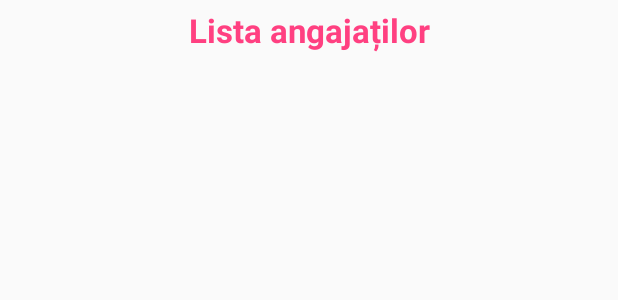
After one commit to androidacvtivity/Level_stat, an Android app: the layout activity_cl_med.xml on its own in the app's theme, with its tools: preview values and no code run, on a phone screen of 412 x 824 dp. The commit adds this screen. Shown: the top 300 px of the screen. Run offline under Robolectric (Android 15) with nearby library versions, the phone set to English and light mode, and no system bars.

Commit message:
I updated project.

```diff
--- /dev/null
+++ b/app/src/main/res/layout/activity_cl_med.xml
@@ -0,0 +1,47 @@
+<?xml version="1.0" encoding="utf-8"?>
+<LinearLayout
+    xmlns:android="http://schemas.android.com/apk/res/android"
+    xmlns:tools="http://schemas.android.com/tools"
+    android:layout_width="match_parent"
+    android:layout_height="match_parent"
+    android:orientation="vertical"
+    android:weightSum="1">
+
+
+    <TextView
+        android:id="@+id/mHeaderTxt_cl_med1"
+        fontPath="fonts/Roboto-Bold.ttf"
+        android:layout_width="match_parent"
+        android:layout_height="wrap_content"
+        android:padding="5dp"
+        android:text="@string/list_of_employees"
+        android:textAlignment="center"
+        android:textAppearance="@style/TextAppearance.AppCompat.Large"
+        android:textColor="@color/colorAccent"
+        android:textStyle="bold"
+        tools:ignore="MissingPrefix" />
+
+    <RelativeLayout
+        android:layout_width="match_parent"
+        android:layout_height="wrap_content">
+
+        <androidx.recyclerview.widget.RecyclerView
+            android:id="@+id/mRecyclerView_cl_med1"
+            android:layout_width="match_parent"
+            android:layout_height="wrap_content" />
+
+        <ProgressBar
+            android:id="@+id/mProgressBarLoad_cl_med1"
+            style="?android:attr/progressBarStyleHorizontal"
+            android:layout_width="match_parent"
+            android:layout_height="wrap_content"
+            android:layout_alignParentBottom="true"
+            android:layout_centerHorizontal="true"
+            android:indeterminate="true"
+            android:indeterminateBehavior="cycle"
+            android:visibility="gone" />
+
+
+    </RelativeLayout>
+
+</LinearLayout>
--- a/app/src/main/res/values/string_med.xml
+++ b/app/src/main/res/values/string_med.xml
@@ -3,4 +3,5 @@
 
 
     <string name="denumirea_int">Denumirea comună internaţională</string>
+    <string name="list_of_employees">Lista angajaților</string>
 </resources>
--- a/build.gradle
+++ b/build.gradle
@@ -7,7 +7,7 @@ buildscript {
         jcenter()
     }
     dependencies {
-        classpath 'com.android.tools.build:gradle:4.0.2'
+        classpath 'com.android.tools.build:gradle:4.1.2'
 
 
         // NOTE: Do not place your application dependencies here; they belong
```
Also changed, not shown: app/build.gradle (+4 -4 lines), app/src/main/java/com/bancusoft/levelstat/Helpers/Utils.java (+4 -3 lines), app/src/main/java/com/bancusoft/levelstat/Retrofit/Cl_medicament.java (added, +162 -0 lines), gradle/wrapper/gradle-wrapper.properties, 2 other files.
